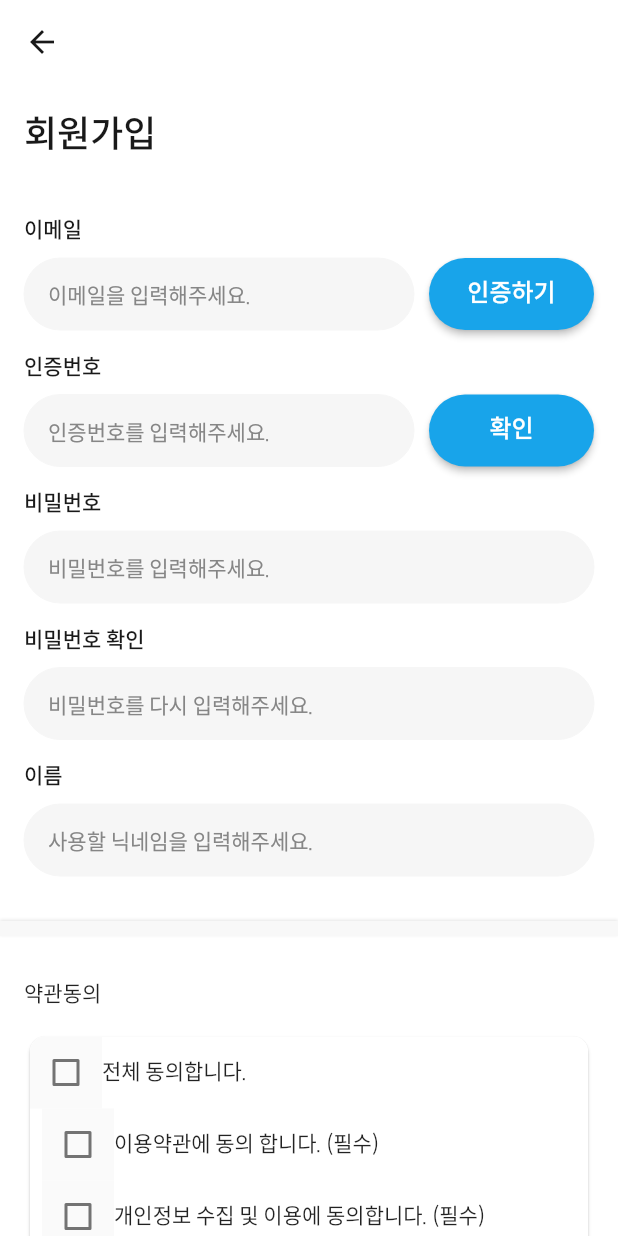
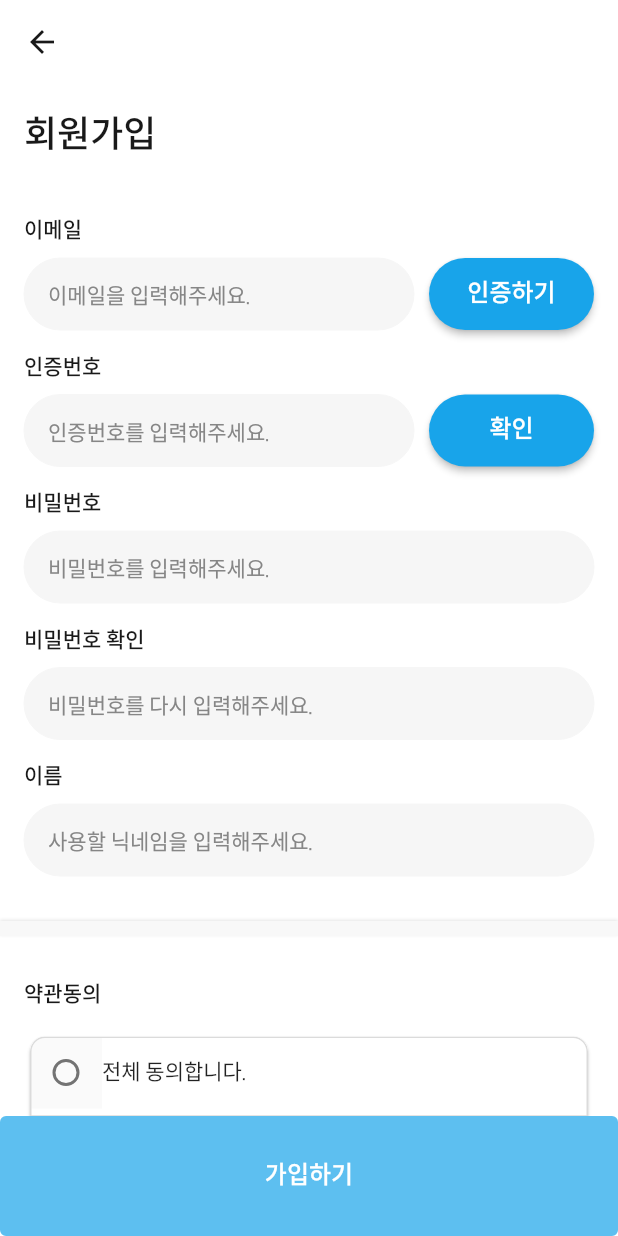
Before and after one commit to AlwaysFighting/SeoulEducation_AppService, a Flutter app: the RegisterPage screen opened directly, on a phone screen of 412 x 824 dp. Run offline on Flutter 3.47's test engine with Material 2 defaults, Android fonts, the phone set to English and light mode, and no system bars.

Commit message:
feat : 로그인 & 회원가입 UI 완성

```diff
--- a/frontend/lib/logins/login/views/login_page.dart
+++ b/frontend/lib/logins/login/views/login_page.dart
@@ -14,6 +14,8 @@ class LoginPage extends StatefulWidget {
 class _LoginPageState extends State<LoginPage> {
   // 패스워드 보이기 유무
   bool hidePassword = true;
+
+  late final TextEditingController _textEditingController = TextEditingController();
 
   final mainTextStyle = const TextStyle(
     color: textColor1,
@@ -33,6 +35,11 @@ class _LoginPageState extends State<LoginPage> {
       backgroundColor: Colors.white,
       body: Padding(
         padding: const EdgeInsets.only(top: 170),
+        child: GestureDetector(
+          behavior: HitTestBehavior.opaque,
+          onTap: () {
+            FocusScope.of(context).requestFocus(FocusNode());
+          },
           child: Column(
             crossAxisAlignment: CrossAxisAlignment.stretch,
             children: [
@@ -163,6 +170,7 @@ class _LoginPageState extends State<LoginPage> {
             ],
           ),
         ),
+      ),
     );
   }
 
@@ -170,6 +178,7 @@ class _LoginPageState extends State<LoginPage> {
     return SizedBox(
       height: 48,
       child: TextField(
+        controller: _textEditingController,
         onChanged: (value) {
           print(value);
         },
@@ -212,6 +221,7 @@ class _LoginPageState extends State<LoginPage> {
     return SizedBox(
       height: 48,
       child: TextField(
+        controller: _textEditingController,
         onChanged: (value) {
           print(value);
         },
--- a/frontend/lib/logins/register/views/register_page.dart
+++ b/frontend/lib/logins/register/views/register_page.dart
@@ -11,7 +11,9 @@ class RegisterPage extends StatefulWidget {
 }
 
 class _RegisterPageState extends State<RegisterPage> {
+
   bool allAgree = false;
+  late final TextEditingController _textEditingController = TextEditingController();
 
   final mainTextStyle = const TextStyle(
     color: textColor1,
@@ -28,6 +30,17 @@ class _RegisterPageState extends State<RegisterPage> {
   );
 
   @override
+  void initState() {
+    super.initState();
+  }
+
+  @override
+  void dispose() {
+    _textEditingController.dispose();
+    super.dispose();
+  }
+
+  @override
   Widget build(BuildContext context) {
     return Scaffold(
       backgroundColor: Colors.white,
@@ -40,7 +53,13 @@ class _RegisterPageState extends State<RegisterPage> {
         foregroundColor: textColor1,
         elevation: 0,
       ),
-      body: SingleChildScrollView(
+      body: GestureDetector(
+        behavior: HitTestBehavior.opaque,
+        onTap: () {
+          FocusScope.of(context).requestFocus(FocusNode());
+        },
+        child: SingleChildScrollView(
+          keyboardDismissBehavior: ScrollViewKeyboardDismissBehavior.onDrag,
           clipBehavior: Clip.none,
           physics: const BouncingScrollPhysics(),
           child: Column(
@@ -144,16 +163,17 @@ class _RegisterPageState extends State<RegisterPage> {
                       mainAxisAlignment: MainAxisAlignment.start,
                       crossAxisAlignment: CrossAxisAlignment.stretch,
                       children: [
-                      const Text("약관동의"),
+                        Text("약관동의", style: textStyle),
                         const SizedBox(height: 16.0),
                         Card(
                           shape: const RoundedRectangleBorder(
-                            borderRadius: BorderRadius.all(
-                                Radius.circular(10.0))),
+                              side: BorderSide(color: lineColor, width: 1.0),
+                              borderRadius:
+                                  BorderRadius.all(Radius.circular(10.0))),
                           clipBehavior: Clip.antiAlias,
                           child: SizedBox(
                             width: 358.0,
-                          height: 192.0,
+                            height: 210.0,
                             child: Column(
                               children: <Widget>[
                                 Container(
@@ -162,33 +182,53 @@ class _RegisterPageState extends State<RegisterPage> {
                                   color: Colors.white,
                                   child: _terms("전체 동의합니다."),
                                 ),
+                                const Divider(
+                                  height: 10,
+                                  thickness: 1,
+                                  indent: 0,
+                                  endIndent: 0,
+                                  color: lineColor,
+                                ),
                                 Expanded(
                                   child: Padding(
-                                  padding: const EdgeInsets.symmetric(horizontal: 8.0),
+                                      padding: const EdgeInsets.symmetric(
+                                          horizontal: 8.0),
                                       child: Column(
                                         children: [
                                           _terms("이용약관에 동의 합니다. (필수)"),
                                           _terms("개인정보 수집 및 이용에 동의합니다. (필수)"),
                                           _terms("만 14세 이상입니다. (필수)"),
                                         ],
-                                  )
-                                ),
+                                      )),
                                 )
                               ],
                             ),
                           ),
                         ),
-                      ElevatedButton(
-                          onPressed: allAgree ? _doSomething : null,
-                          child: const Text('Continue')),
                       ],
                     ),
                   )
                 ],
-            )
+              ),
+              const SizedBox(height: 80.0),
             ],
           ),
         ),
+      ),
+      floatingActionButton: SizedBox(
+        height: 80.0,
+        width: double.infinity,
+        child: ElevatedButton(
+          onPressed: allAgree ? _doSomething : null,
+          style: ElevatedButton.styleFrom(
+            backgroundColor: mainColor,
+            disabledBackgroundColor: const Color(0xFF5DBFF0),
+            alignment: Alignment.center,
+          ),
+          child: Text('가입하기', style: textStyle.copyWith(fontSize: 16.0, color: Colors.white)),
+        ),
+      ),
+      floatingActionButtonLocation: FloatingActionButtonLocation.centerDocked,
     );
   }
 
@@ -203,6 +243,8 @@ class _RegisterPageState extends State<RegisterPage> {
                 allAgree = value ?? false;
               });
             },
+            shape: const CircleBorder(),
+            activeColor: mainColor,
           ),
         ),
         Text(
@@ -214,7 +256,7 @@ class _RegisterPageState extends State<RegisterPage> {
   }
 
   void _doSomething() {
-    // Do something
+    print("가입하기!");
   }
 
   _userName() {
@@ -222,6 +264,7 @@ class _RegisterPageState extends State<RegisterPage> {
       width: 260,
       height: 48,
       child: TextField(
+        controller: _textEditingController,
         onChanged: (value) {
           print(value);
         },
@@ -255,6 +298,7 @@ class _RegisterPageState extends State<RegisterPage> {
       width: 260,
       height: 48,
       child: TextField(
+        controller: _textEditingController,
         onChanged: (value) {
           print(value);
         },
@@ -288,6 +332,7 @@ class _RegisterPageState extends State<RegisterPage> {
       width: 260,
       height: 48,
       child: TextField(
+        controller: _textEditingController,
         onChanged: (value) {
           print(value);
         },
@@ -320,6 +365,7 @@ class _RegisterPageState extends State<RegisterPage> {
     return SizedBox(
       height: 48,
       child: TextField(
+        controller: _textEditingController,
         onChanged: (value) {
           print(value);
         },
--- a/frontend/lib/main.dart
+++ b/frontend/lib/main.dart
@@ -1,12 +1,12 @@
 import 'package:flutter/material.dart';
-import 'const/navigation.dart';
+import 'package:seoul_education_service/logins/login/views/login_page.dart';
 
 void main() {
   runApp(
     MaterialApp(
       debugShowCheckedModeBanner: false,
       theme: ThemeData(fontFamily: 'Spoqa Han Sans Neo'),
-      home: const Navigation(),
+      home: const LoginPage(),
     ),
   );
 }
```
Lines whose indentation alone changed are shown as unchanged.
